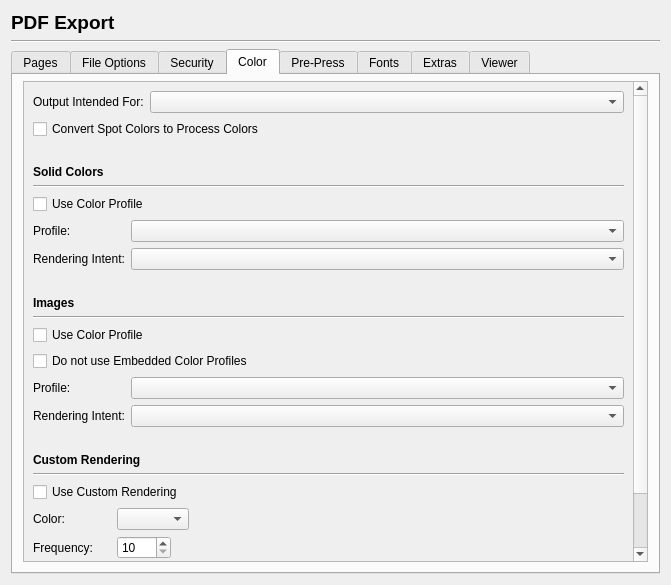
The window that scribus/ui/prefs_pdfexportbase.ui (scribusproject/scribus) describes before a commit, drawn with Qt 5.
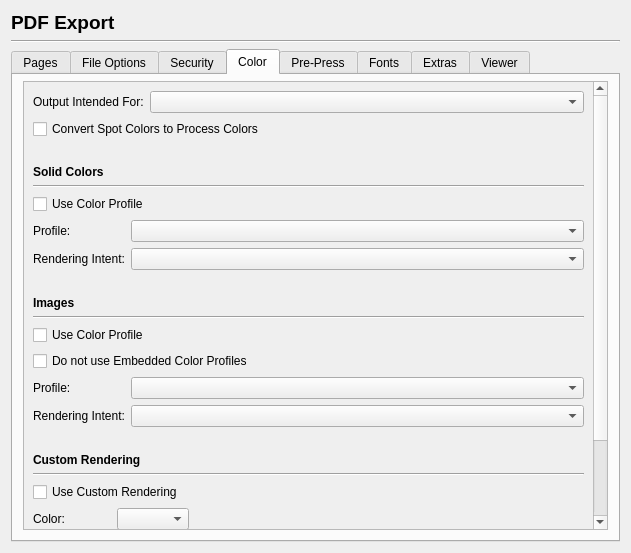
The same window after the commit. The open tabs and pages were chosen to show the change. Custom widgets are drawn as their Qt base class.

What changed in the file:
```diff
--- a/scribus/ui/prefs_pdfexportbase.ui
+++ b/scribus/ui/prefs_pdfexportbase.ui
@@ -6,8 +6,8 @@
    <rect>
     <x>0</x>
     <y>0</y>
-    <width>671</width>
-    <height>585</height>
+    <width>631</width>
+    <height>553</height>
    </rect>
   </property>
   <property name="windowTitle">
@@ -675,7 +675,7 @@
            <rect>
             <x>0</x>
             <y>0</y>
-            <width>602</width>
+            <width>562</width>
             <height>638</height>
            </rect>
           </property>
```
